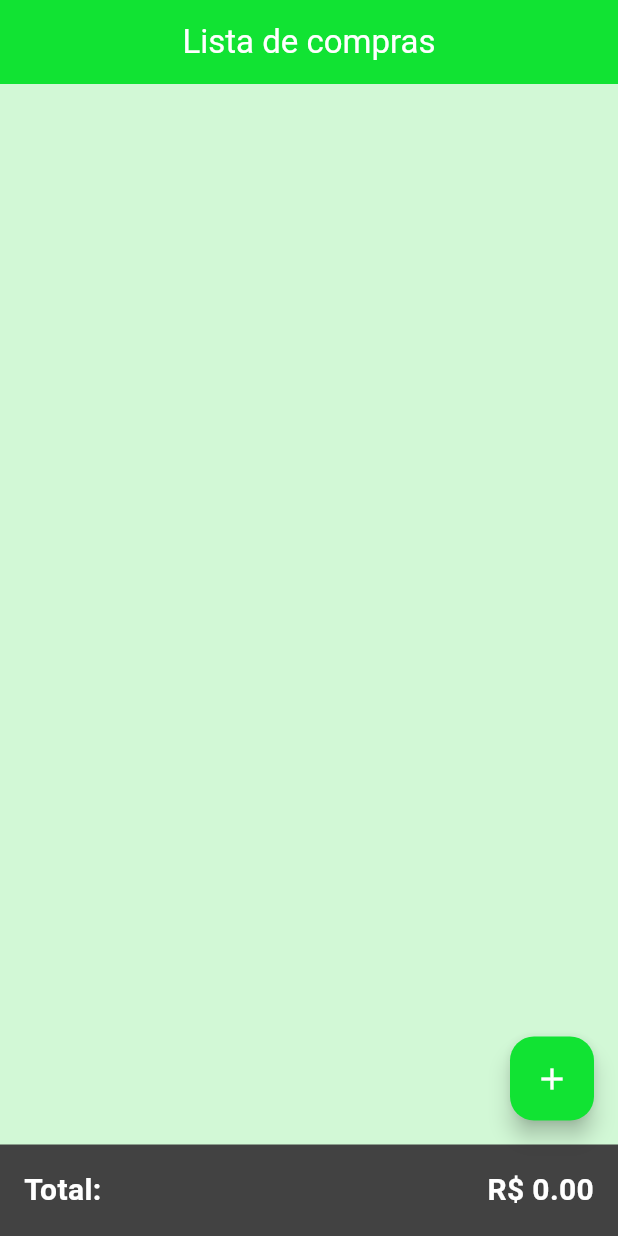
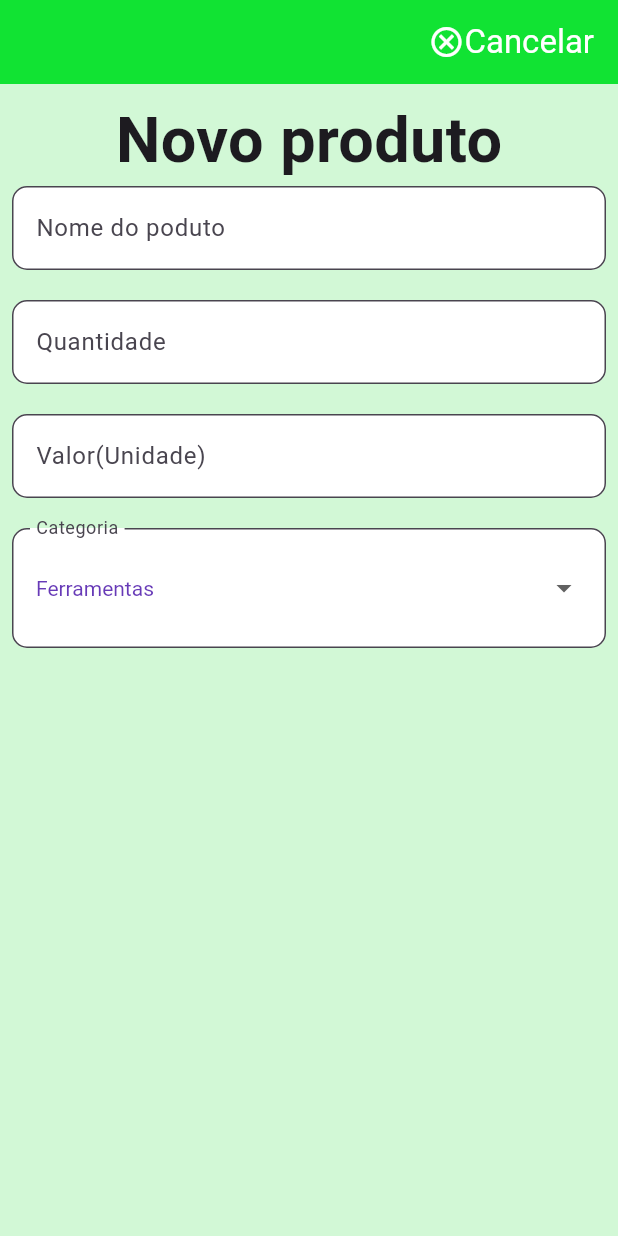
Before and after one commit to Oonailime/ListaDeCompras, a Flutter app: the screen it shows after launch, on a phone screen of 412 x 824 dp. Run offline on Flutter 3.47's test engine with Material 3 defaults, Android fonts, the phone set to English and light mode, and no system bars.

Commit message:
add categorias

```diff
--- a/lib/main.dart
+++ b/lib/main.dart
@@ -1,235 +1,165 @@
 import 'package:flutter/material.dart';
-import 'package:shared_preferences/shared_preferences.dart';
+import 'package:flutter/rendering.dart';
 
 void main() {
-  runApp(MaterialApp(
-    debugShowCheckedModeBanner: false,
-    title: "Lista de compras",
-    theme: ThemeData(
-      brightness: Brightness.light,
-    ),
-    home: HomePage(),
-  ));
+  runApp(const MyApp());
 }
 
-class Produto {
-  double preco;
-  String nomeProduto;
-  int quantidade;
+final List<String> _categorias = [
+  'Ferramentas',
+  'Comida',
+  'Eletronicos',
+  'Limpeza',
+  'Jogos',
+  'Bebidas'
+];
 
-  Produto({this.nomeProduto = '', this.preco = 0.0, this.quantidade = 0});
-}
-
-double TotalPreco(List<Produto> produtos) {
-  double soma = 0;
-
-  for (var produto in produtos) {
-    soma += produto.preco*produto.quantidade;
-  }
-  return soma;
-}
-
-class HomePage extends StatefulWidget {
-  const HomePage({Key? key}) : super(key: key);
+class MyApp extends StatelessWidget {
+  const MyApp({super.key});
 
   @override
-  State<HomePage> createState() => _HomePageState();
-}
-
-class _HomePageState extends State<HomePage> {
-  List<Produto> _compras = [];
-  double _totalPreco = 0;
-
-  @override
-  void initState() {
-    super.initState();
-    _loadCompras(); // Carrega os dados ao iniciar a tela
-
-  }
-
-  // Método para carregar os dados salvos
-  void _loadCompras() async {
-    SharedPreferences prefs = await SharedPreferences.getInstance();
-    List<String>? produtosSalvos = prefs.getStringList('compras');
-    if (produtosSalvos != null) {
-      setState(() {
-        _compras = produtosSalvos
-            .map((produtoString) {
-              List<String> dados = produtoString.split(':');
-              return Produto(
-                nomeProduto: dados[0],
-                preco: double.parse(dados[1]),
-                quantidade: int.parse(dados[1])
+  Widget build(BuildContext context) {
+    return MaterialApp(
+      debugShowCheckedModeBanner: false,
+      title: 'Lista de Compras',
+      theme: ThemeData(
+        useMaterial3: true,
+      ),
+      home: const MyHomePage(),
     );
-            })
-            .toList();
-        _totalPreco = TotalPreco(_compras);
-      });
   }
 }
 
-  // Método para salvar os dados
-  void _saveCompras() async {
-    SharedPreferences prefs = await SharedPreferences.getInstance();
-    List<String> produtosParaSalvar = _compras
-        .map((produto) => "${produto.nomeProduto}:${produto.preco.toString()}:${produto.quantidade.toString()}")
-        .toList();
-    await prefs.setStringList('compras', produtosParaSalvar);
+class MyHomePage extends StatefulWidget {
+  const MyHomePage({super.key});
+
+  @override
+  State<MyHomePage> createState() => _MyHomePageState();
 }
+
+class _MyHomePageState extends State<MyHomePage> {
+  get _quantidadeController => null;
+
+  get _valorController => null;
 
   @override
   Widget build(BuildContext context) {
+    var produtoController;
     return Scaffold(
-      backgroundColor: Color(0xFFd2f8d6),
+      backgroundColor: const Color(0xffD2F8D6),
       appBar: AppBar(
-        backgroundColor: Color(0xFF11e333),
-        title: const Text(
-          'Lista de compras',
+        backgroundColor: const Color(0XFF11E333),
+        title: const Row(
+          mainAxisAlignment: MainAxisAlignment.end,
+          children: [
+            Icon(
+              Icons.cancel_outlined,
+              color: Colors.white,
+            ),
+            Text(
+              'Cancelar',
               style: TextStyle(color: Colors.white),
-        ),
-        centerTitle: true,
-      ),
-      body: ListView.builder(
-        itemCount: _compras.length,
-        itemBuilder: (BuildContext context, int index) {
-          return Dismissible(
-            key: Key(_compras[index].nomeProduto),
-            child: Card(
-              shape: RoundedRectangleBorder(
-                borderRadius: BorderRadius.circular(12),
-              ),
-              child: ListTile(
-                title: Row(
-                  mainAxisAlignment: MainAxisAlignment.spaceBetween,
-                  children: [
-                    Text('${_compras[index].nomeProduto}'),
-                    Text('\$ ${_compras[index].preco.toStringAsFixed(2)}'),
-                    Text(' ${_compras[index].quantidade.toStringAsFixed(0)}'),
-                  ],
-                ),
-                trailing: IconButton(
-                  icon: Icon(Icons.delete),
-                  color: Colors.red,
-                  onPressed: () {
-                    setState(() {
-                      _compras.removeAt(index);
-                      _totalPreco = TotalPreco(_compras);
-                      _saveCompras(); // Salva os dados após remover um item
-                    });
-                  },
-                ),
-              ),
-            ),
-          );
-        },
-      ),
-      floatingActionButton: FloatingActionButton(
-        backgroundColor: Color(0xff11e333),
-        onPressed: () {
-          showDialog(
-            context: context,
-            builder: (BuildContext context) {
-              Produto novoProduto = Produto(); // Criando um novo produto vazio
-
-              return AlertDialog(
-                shape: RoundedRectangleBorder(
-                  borderRadius: BorderRadius.circular(12),
-                ),
-                title: Text("Adicione um produto"),
-                content: Column(
-                  mainAxisSize: MainAxisSize.min,
-                  children: <Widget>[
-                    SizedBox(height: 12),
-                    TextField(
-                      decoration: InputDecoration(
-                        border: OutlineInputBorder(),
-                        hintText: 'Digite o NOME do produto',
-                      ),
-                      onChanged: (String value) {
-                        novoProduto.nomeProduto = value; // Atualiza o nome do produto
-                      },
-                    ),
-                    SizedBox(height: 12),
-                    SizedBox(
-                      width: 200,
-                      child: TextField(
-                        decoration: InputDecoration(
-                          border: OutlineInputBorder(),
-                          hintText: 'Digite o PREÇO',
-                        ),
-                        keyboardType:
-                            TextInputType.numberWithOptions(decimal: true),
-                        onChanged: (String value) {
-                          novoProduto.preco =
-                              double.tryParse(value) ?? 0.0; // Atualiza o preço do produto
-                        },
-                      ),
-                    ),
-                    SizedBox(height: 12),
-                    SizedBox(
-                      width: 200,
-                      child: TextField(
-                        decoration: InputDecoration(
-                          border: OutlineInputBorder(),
-                          hintText: 'Digite a QUANTIDADE',
-                        ),
-
-                        onChanged: (String value) {
-                          novoProduto.quantidade =
-                              int.tryParse(value) ?? 0; // Atualiza o preço do produto
-                        },
-                      ),
             ),
           ],
         ),
-                actions: [
-                  TextButton(
-                    onPressed: () {
-                      setState(() {
-                        _compras.add(novoProduto); // Adiciona o novo produto à lista
-                        _totalPreco = TotalPreco(_compras); // Atualiza o preço total da lista
-                        _saveCompras(); // Salva os dados após adicionar um item
-                      });
-                      Navigator.of(context).pop();
-                    },
-
-                    child: Text('Adicionar'),
+      ),
+      body: Padding(
+        padding: const EdgeInsets.all(8.0),
+        child: Center(
+          child: Column(
+            children: [
+              const Text(
+                'Novo produto',
+                style: TextStyle(fontSize: 42, fontWeight: FontWeight.bold),
+              ),
+              TextFormField(
+                controller: produtoController,
+                decoration: InputDecoration(
+                    labelText: 'Nome do poduto',
+                    border: OutlineInputBorder(
+                        borderRadius: BorderRadius.circular(10)),
+                    filled: true,
+                    fillColor: Colors.white),
+              ),
+              const SizedBox(
+                height: 20,
+              ),
+              TextFormField(
+                controller: _quantidadeController,
+                decoration: InputDecoration(
+                    labelText: 'Quantidade',
+                    border: OutlineInputBorder(
+                        borderRadius: BorderRadius.circular(10)),
+                    filled: true,
+                    fillColor: Colors.white),
+              ),
+              const SizedBox(
+                height: 20,
+              ),
+              TextFormField(
+                controller: _valorController,
+                decoration: InputDecoration(
+                    labelText: 'Valor(Unidade)',
+                    border: OutlineInputBorder(
+                        borderRadius: BorderRadius.circular(10)),
+                    filled: true,
+                    fillColor: Colors.white),
+              ),
+              const SizedBox(
+                height: 20,
+              ),
+              const DropdownButtonWidget(
+                categorias: [],
               )
             ],
-              );
-            },
-          );
-        },
-        child: Icon(
-          Icons.add,
-          color: Colors.white,
           ),
-      ),
-      bottomNavigationBar: Container(
-        padding: EdgeInsets.all(16),
-        color: Colors.grey[800],
-        child: Row(
-          mainAxisAlignment: MainAxisAlignment.spaceBetween,
-          children: [
-            Text(
-              'Total:',
-              style: TextStyle(
-                color: Colors.white,
-                fontSize: 20,
-                fontWeight: FontWeight.bold,
-              ),
-            ),
-            Text(
-              'R\$ ${_totalPreco.toStringAsFixed(2)}',
-              style: TextStyle(
-                color: Colors.white,
-                fontSize: 20,
-                fontWeight: FontWeight.bold,
-              ),
-            ),
-          ],
         ),
       ),
     );
   }
 }
+
+class DropdownButtonWidget extends StatefulWidget {
+  final List<String> categorias;
+
+  const DropdownButtonWidget({super.key, required this.categorias});
+
+  @override
+  _DropdownButtonWidgetState createState() => _DropdownButtonWidgetState();
+}
+
+class _DropdownButtonWidgetState extends State<DropdownButtonWidget> {
+  String dropdownValue = 'Ferramentas'; // Valor inicial do dropdown
+
+  @override
+  Widget build(BuildContext context) {
+    return InputDecorator(
+      decoration: InputDecoration(
+        labelText: 'Categoria',
+        border: OutlineInputBorder(borderRadius: BorderRadius.circular(10)),
+        filled: true,
+        fillColor: Colors.white,
+      ),
+      child: DropdownButtonHideUnderline(
+        child: DropdownButton<String>(
+          value: dropdownValue,
+          icon: const Icon(Icons.arrow_drop_down),
+          iconSize: 24,
+          elevation: 16,
+          style: const TextStyle(color: Colors.deepPurple),
+          onChanged: (String? newValue) {
+            setState(() {
+              dropdownValue = newValue!;
+            });
+          },
+          items: _categorias.map<DropdownMenuItem<String>>((String value) {
+            return DropdownMenuItem<String>(
+              value: value,
+              child: Text(value),
+            );
+          }).toList(),
+        ),
+      ),
+    );
+  }
+}
```
Also changed, not shown: 3 other files. Lines whose indentation alone changed are shown as unchanged.
